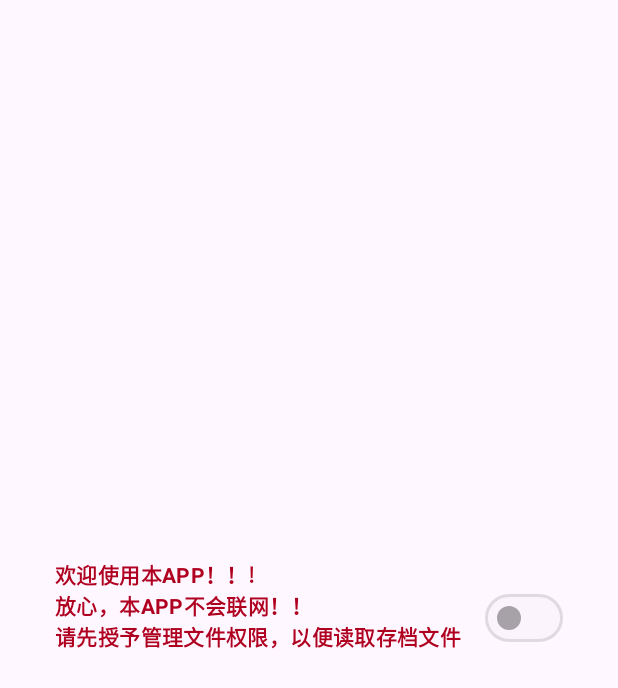
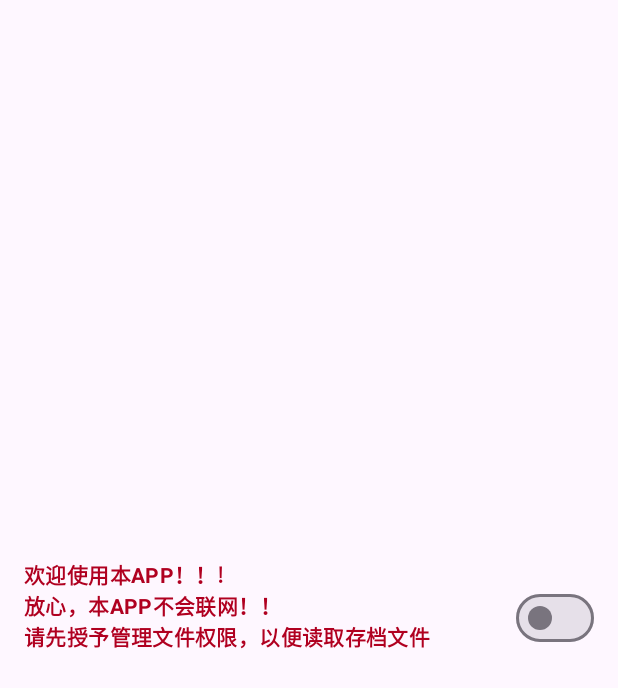
Before and after one commit to aprz512/sgz-gd-save-editor, an Android app: the layout activity_entry.xml on its own in the app's theme, with its tools: preview values and no code run, on a phone screen of 412 x 824 dp. Shown: the top 688 px of the screen. Run offline under Robolectric (Android 15) with nearby library versions, the phone set to English and light mode, and no system bars.

Commit message:
修复开关不可点击的问题

```diff
--- a/GDSaveEditor/app/src/main/java/com/aprz/gdsaveeditor/EntryActivity.kt
+++ b/GDSaveEditor/app/src/main/java/com/aprz/gdsaveeditor/EntryActivity.kt
@@ -19,8 +19,10 @@ class EntryActivity : AppCompatActivity() {
         binding = ActivityEntryBinding.inflate(layoutInflater)
         setContentView(binding.root)
 
-        binding.materialSwitch.setOnClickListener {
-            requestFileManagePermission()
+        binding.materialSwitch.setOnCheckedChangeListener { _, isChecked ->
+            if (isChecked) {
+                requestFileManagePermission()
+            }
         }
 
         binding.materialSwitch.visibility = View.GONE
--- a/GDSaveEditor/app/src/main/res/layout/activity_entry.xml
+++ b/GDSaveEditor/app/src/main/res/layout/activity_entry.xml
@@ -6,9 +6,9 @@
 
     <com.google.android.material.materialswitch.MaterialSwitch
         android:id="@+id/material_switch"
-        android:layout_width="wrap_content"
+        android:layout_width="match_parent"
         android:layout_height="match_parent"
-        android:enabled="false"
+        android:layout_margin="16dp"
         android:text="@string/permission_tips"
         android:textColor="@color/design_default_color_error"
         android:textStyle="bold"
```
Also changed, not shown: GDSaveEditor/app/src/main/res/layout/activity_editor.xml (+0 -10 lines).
